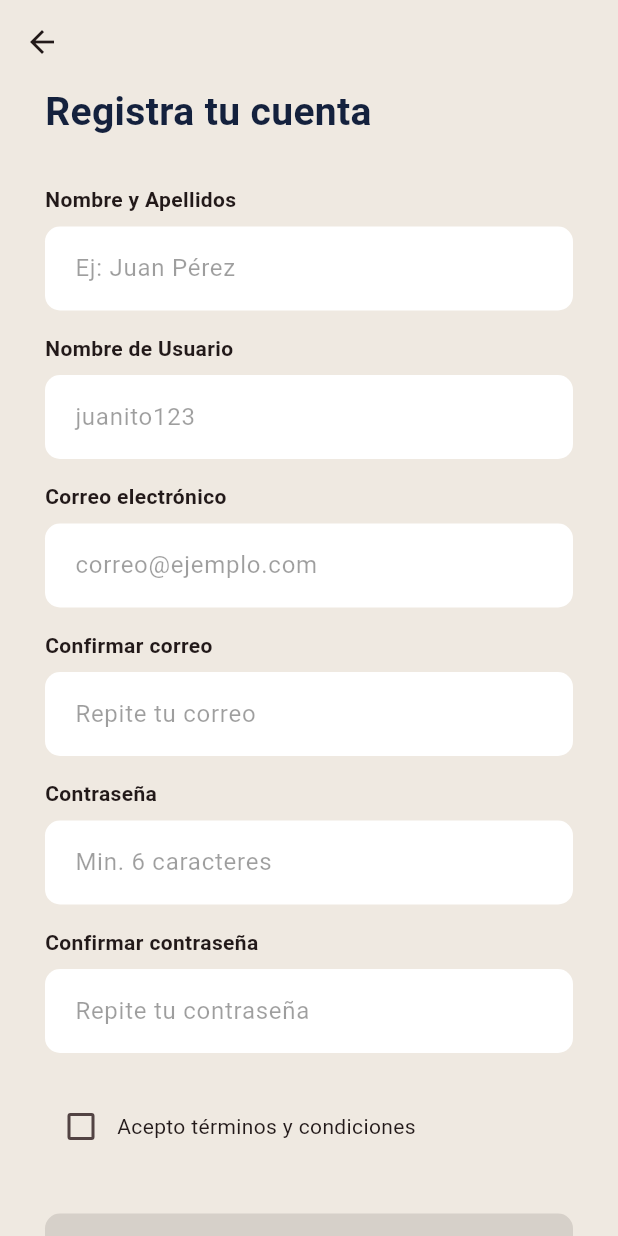
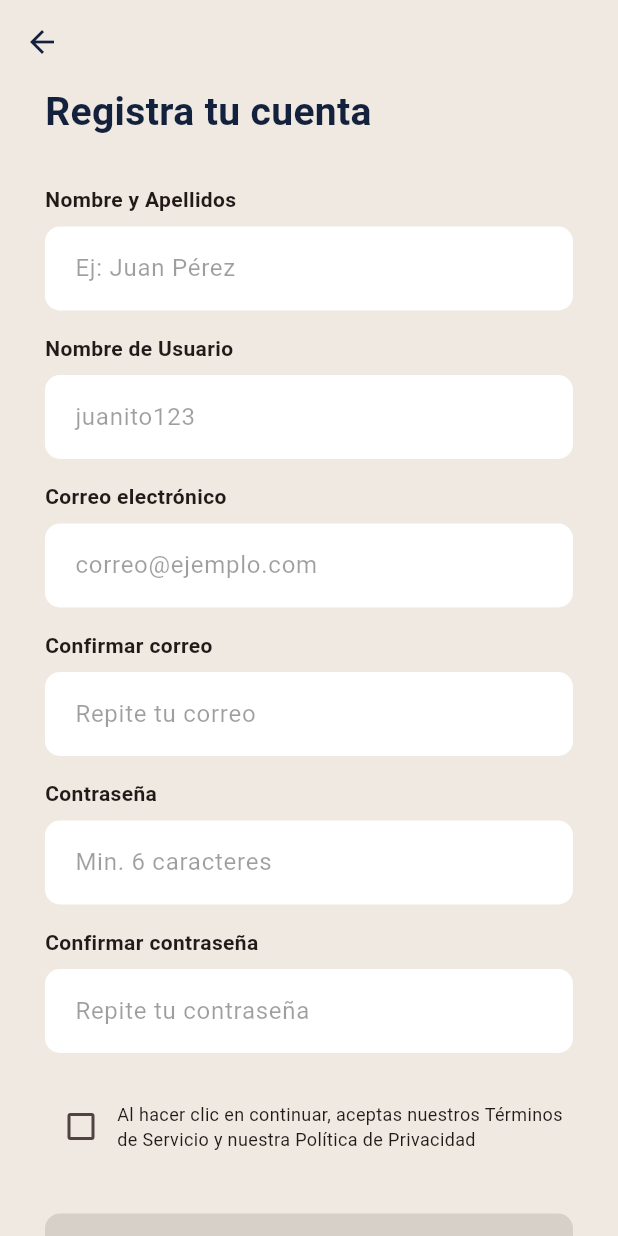
Before and after one commit to carlota06mcg/ProyectoIntermodular, a Flutter app: the SignUpScreen screen opened by its route, on a phone screen of 412 x 824 dp. Run offline on Flutter 3.47's test engine with Material 3 defaults, Android fonts, the phone set to English and light mode, and no system bars; our stand-ins replace image_picker, supabase_flutter; accounts and stored records are empty.

Commit message:
Versión arreglada del merge de rama Owner
Supabase arreglado, siguiente paso hacer las pantallas funcionales

```diff
--- a/roomiefind/lib/screens/Shared/LogIn/sign_up.dart
+++ b/roomiefind/lib/screens/Shared/LogIn/sign_up.dart
@@ -1,7 +1,8 @@
 import 'package:flutter/material.dart';
 import 'package:provider/provider.dart';
 import 'package:roomiefind/viewmodels/auth_viewmodel.dart';
-import 'role_selection.dart';
+// Importamos las rutas en lugar del archivo directo
+import 'package:roomiefind/routes/routes.dart';
 
 class SignUpScreen extends StatefulWidget {
   const SignUpScreen({super.key});
@@ -12,9 +13,9 @@ class SignUpScreen extends StatefulWidget {
 
 class _SignUpScreenState extends State<SignUpScreen> {
   bool _acceptedTerms = false;
-  final _formKey = GlobalKey<FormState>(); // Para validar todo el formulario a la vez
+  final _formKey = GlobalKey<FormState>();
 
-  // 1. Controladores para todos los campos
+  // Controladores
   final TextEditingController _nameController = TextEditingController();
   final TextEditingController _userController = TextEditingController();
   final TextEditingController _emailController = TextEditingController();
@@ -40,18 +41,18 @@ class _SignUpScreenState extends State<SignUpScreen> {
 
     return Scaffold(
       backgroundColor: colors.secondary,
-      appBar: AppBar(backgroundColor: Colors.transparent, elevation: 0),
+      appBar: AppBar(backgroundColor: Colors.transparent, elevation: 0, iconTheme: IconThemeData(color: colors.primary)),
       body: SingleChildScrollView(
         padding: const EdgeInsets.symmetric(horizontal: 30.0),
-        child: Form( // Envolvemos todo en un Form
+        child: Form(
           key: _formKey,
           child: Column(
             crossAxisAlignment: CrossAxisAlignment.start,
             children: [
-              Text('Registra tu cuenta', style: TextStyle(color: colors.primary, fontSize: 26, fontWeight: FontWeight.bold)),
+              Text('Registra tu cuenta',
+                style: TextStyle(color: colors.primary, fontSize: 26, fontWeight: FontWeight.bold)),
               const SizedBox(height: 30),
 
-              // Nombre y Apellidos
               _buildLabel('Nombre y Apellidos'),
               TextFormField(
                 controller: _nameController,
@@ -60,7 +61,6 @@ class _SignUpScreenState extends State<SignUpScreen> {
               ),
               const SizedBox(height: 15),
 
-              // Nombre de Usuario
               _buildLabel('Nombre de Usuario'),
               TextFormField(
                 controller: _userController,
@@ -69,7 +69,6 @@ class _SignUpScreenState extends State<SignUpScreen> {
               ),
               const SizedBox(height: 15),
 
-              // Correo
               _buildLabel('Correo electrónico'),
               TextFormField(
                 controller: _emailController,
@@ -79,7 +78,6 @@ class _SignUpScreenState extends State<SignUpScreen> {
               ),
               const SizedBox(height: 15),
 
-              // Confirmar Correo
               _buildLabel('Confirmar correo'),
               TextFormField(
                 controller: _confirmEmailController,
@@ -88,7 +86,6 @@ class _SignUpScreenState extends State<SignUpScreen> {
               ),
               const SizedBox(height: 15),
 
-              // Contraseña
               _buildLabel('Contraseña'),
               TextFormField(
                 controller: _passController,
@@ -98,7 +95,6 @@ class _SignUpScreenState extends State<SignUpScreen> {
               ),
               const SizedBox(height: 15),
 
-              // Confirmar Contraseña
               _buildLabel('Confirmar contraseña'),
               TextFormField(
                 controller: _confirmPassController,
@@ -108,26 +104,24 @@ class _SignUpScreenState extends State<SignUpScreen> {
               ),
               const SizedBox(height: 25),
 
-              // Checkbox Términos
               Row(
                 children: [
                   Checkbox(
+                    activeColor: colors.primary,
                     value: _acceptedTerms,
                     onChanged: (v) => setState(() => _acceptedTerms = v!),
                   ),
-                  const Expanded(child: Text("Acepto términos y condiciones")),
+                  const Expanded(child: Text("Al hacer clic en continuar, aceptas nuestros Términos de Servicio y nuestra Política de Privacidad", style: TextStyle(fontSize: 12))),
                 ],
               ),
               const SizedBox(height: 30),
 
-              // Botón Registrarme
               SizedBox(
                 width: double.infinity,
                 child: ElevatedButton(
                   onPressed: (authViewModel.isLoading || !_acceptedTerms)
                       ? null
                       : () async {
-                          // 2. Ejecutar validaciones locales antes de ir a Supabase
                           if (_formKey.currentState!.validate()) {
                             final success = await authViewModel.register(
                               email: _emailController.text.trim(),
@@ -137,8 +131,9 @@ class _SignUpScreenState extends State<SignUpScreen> {
                             );
 
                             if (success && mounted) {
-                              Navigator.pushReplacement(context, MaterialPageRoute(builder: (_) => const RoleSelectionScreen()));
-                            } else if (!success) {
+                              // NAVEGACIÓN POR RUTA NOMBRADA
+                              Navigator.pushReplacementNamed(context, AppRoutes.roleSelection);
+                            } else if (!success && mounted) {
                               ScaffoldMessenger.of(context).showSnackBar(
                                 SnackBar(
                                   content: Text(authViewModel.errorMessage ?? 'Error'),
@@ -149,7 +144,11 @@ class _SignUpScreenState extends State<SignUpScreen> {
                           }
                         },
                   child: authViewModel.isLoading
-                      ? const CircularProgressIndicator(color: Colors.white)
+                      ? const SizedBox(
+                          height: 20,
+                          width: 20,
+                          child: CircularProgressIndicator(color: Colors.white, strokeWidth: 2)
+                        )
                       : const Text('Registrarme'),
                 ),
               ),
```
Also changed, not shown: 1 other file.
